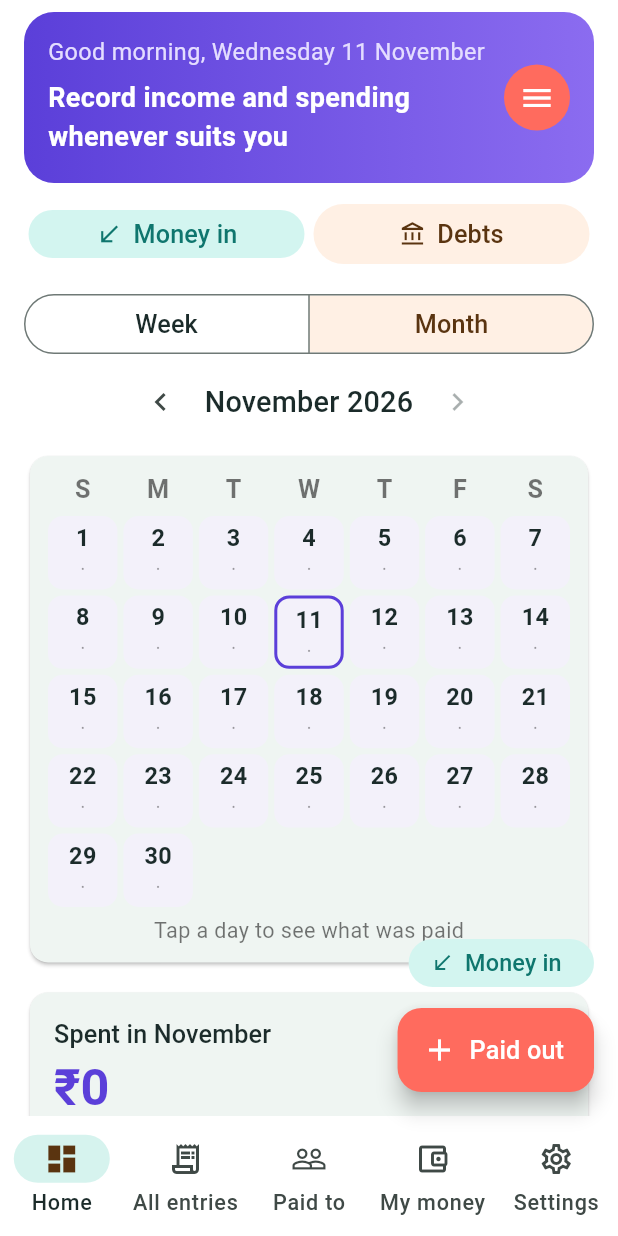
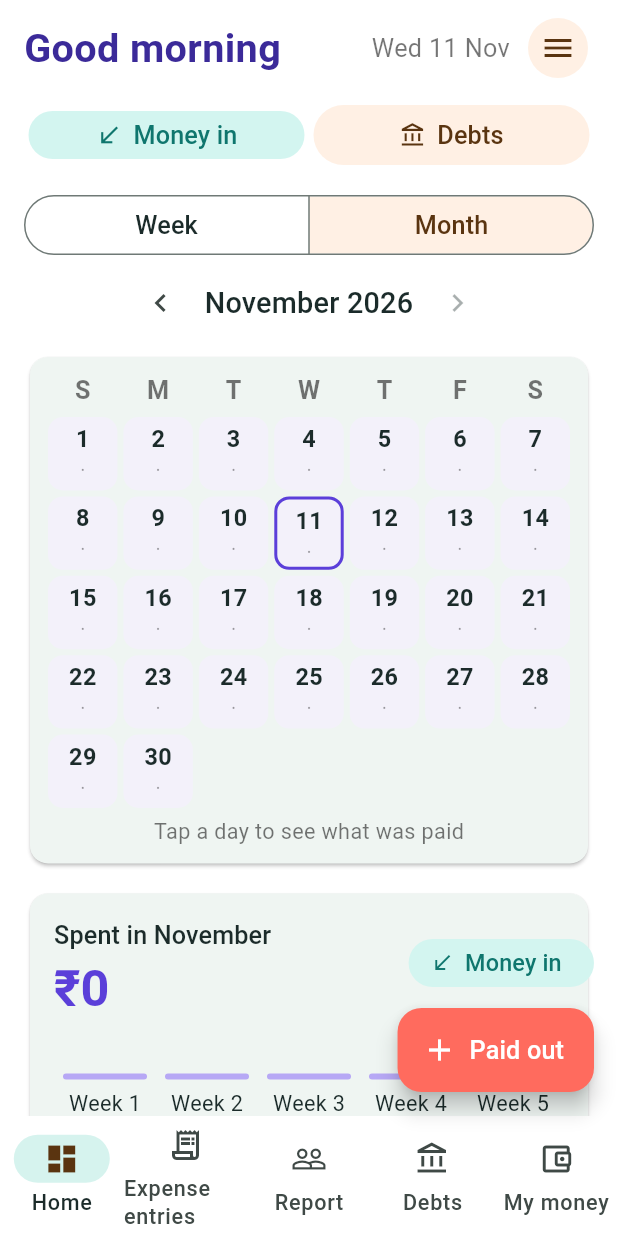
Before and after one commit to tanmaygarg1809/pocket-ledger, a Flutter app: the screen it shows after launch, on a phone screen of 412 x 824 dp. Run offline on Flutter 3.47's test engine with Material 3 defaults, Android fonts, the phone set to English and light mode, and no system bars; our stand-ins replace cloud_firestore, file_picker, firebase_auth, firebase_core, fl_chart, flutter_local_notifications and 5 more; missing offline and left inert: encrypt, excel; accounts and stored records are empty.

Commit message:
Smaller header, Debts tab, Report and Expense entries labels, Settings in menu
Co-Authored-By: Claude Sonnet 5.5 <noreply@anthropic.com>
Claude-Session: https://claude.ai/code/session_01SU4m9DnN7A2E2FJQ1TPPQD

```diff
--- a/lib/screens/overview.dart
+++ b/lib/screens/overview.dart
@@ -658,44 +658,21 @@ class _HeroBanner extends StatelessWidget {
     final hello = now.hour < 12 ? 'Good morning' : (now.hour < 18 ? 'Good afternoon' : 'Good evening');
     final lines = <String>[];
     if (lines.isEmpty) lines.add('Record income and spending whenever suits you');
-    return Container(
-      padding: const EdgeInsets.all(16),
-      decoration: BoxDecoration(
-        gradient: const LinearGradient(colors: [Color(0xFF5B3FD9), Color(0xFF8B6CF0)]),
-        borderRadius: BorderRadius.circular(20),
-      ),
-      child: Row(
-        children: [
-          Expanded(
-            child: Column(
-              crossAxisAlignment: CrossAxisAlignment.start,
-              children: [
-                Text('$hello, ${DateFormat('EEEE d MMMM').format(now)}',
-                    style: const TextStyle(color: Color(0xFFE4DDFF), fontSize: 13)),
-                const SizedBox(height: 6),
-                for (final l in lines)
-                  Padding(
-                    padding: const EdgeInsets.only(bottom: 2),
-                    child: Text(l,
-                        style: const TextStyle(
-                            color: Colors.white, fontSize: 15, fontWeight: FontWeight.w600)),
-                  ),
-              ],
-            ),
-          ),
-          const SizedBox(width: 8),
-          InkWell(
-            customBorder: const CircleBorder(),
-            onTap: () => Scaffold.maybeOf(context)?.openDrawer(),
-            child: Container(
-              width: 44,
-              height: 44,
-              decoration: const BoxDecoration(color: Color(0xFFFF6B5E), shape: BoxShape.circle),
-              child: const Icon(Icons.menu, color: Colors.white),
-            ),
-          ),
-        ],
-      ),
+    return Row(
+      children: [
+        Expanded(
+          child: Text('$hello',
+              style: const TextStyle(fontSize: 22, fontWeight: FontWeight.w700, color: Color(0xFF3B2A99))),
+        ),
+        Text(DateFormat('EEE d MMM').format(now),
+            style: const TextStyle(fontSize: 14, color: Colors.black54)),
+        const SizedBox(width: 8),
+        IconButton.filledTonal(
+          onPressed: () => Scaffold.maybeOf(context)?.openDrawer(),
+          icon: const Icon(Icons.menu),
+          tooltip: 'Menu',
+        ),
+      ],
     );
   }
 }
--- a/lib/screens/paid_to.dart
+++ b/lib/screens/paid_to.dart
@@ -60,7 +60,7 @@ class _PaidToScreenState extends State<PaidToScreen> {
         return ListView(
           padding: const EdgeInsets.fromLTRB(16, 8, 16, 96),
           children: [
-            Text('Paid to', style: Theme.of(context).textTheme.headlineSmall),
+            Text('Report: who was paid', style: Theme.of(context).textTheme.headlineSmall),
             const SizedBox(height: 8),
             MonthBar(store: store),
             const SizedBox(height: 8),
--- a/lib/screens/shell.dart
+++ b/lib/screens/shell.dart
@@ -88,8 +88,8 @@ class _ShellState extends State<Shell> {
       OverviewScreen(store: s),
       TransactionsScreen(store: s),
       PaidToScreen(store: s),
+      DebtsScreen(store: s),
       NetWorthScreen(store: s),
-      SettingsScreen(store: s, cloud: widget.cloud),
     ];
     Widget item(IconData icon, String label, Widget Function() page) => ListTile(
           leading: Icon(icon),
@@ -112,8 +112,14 @@ class _ShellState extends State<Shell> {
                         .headlineSmall
                         ?.copyWith(fontWeight: FontWeight.bold)),
               ),
-              item(Icons.account_balance_outlined, 'Debts', () => DebtsScreen(store: s)),
               item(Icons.south_west, 'Income', () => IncomeScreen(store: s)),
+              item(
+                  Icons.settings_outlined,
+                  'Settings and backup',
+                  () => Scaffold(
+                        appBar: AppBar(title: const Text('Settings')),
+                        body: SafeArea(child: SettingsScreen(store: s, cloud: widget.cloud)),
+                      )),
             ],
           ),
         ),
@@ -159,19 +165,19 @@ class _ShellState extends State<Shell> {
           NavigationDestination(
               icon: Icon(Icons.receipt_long_outlined),
               selectedIcon: Icon(Icons.receipt_long),
-              label: 'All entries'),
+              label: 'Expense entries'),
           NavigationDestination(
               icon: Icon(Icons.people_outline),
               selectedIcon: Icon(Icons.people),
-              label: 'Paid to'),
+              label: 'Report'),
+          NavigationDestination(
+              icon: Icon(Icons.account_balance_outlined),
+              selectedIcon: Icon(Icons.account_balance),
+              label: 'Debts'),
           NavigationDestination(
               icon: Icon(Icons.account_balance_wallet_outlined),
               selectedIcon: Icon(Icons.account_balance_wallet),
               label: 'My money'),
-          NavigationDestination(
-              icon: Icon(Icons.settings_outlined),
-              selectedIcon: Icon(Icons.settings),
-              label: 'Settings'),
         ],
       ),
     );
```
